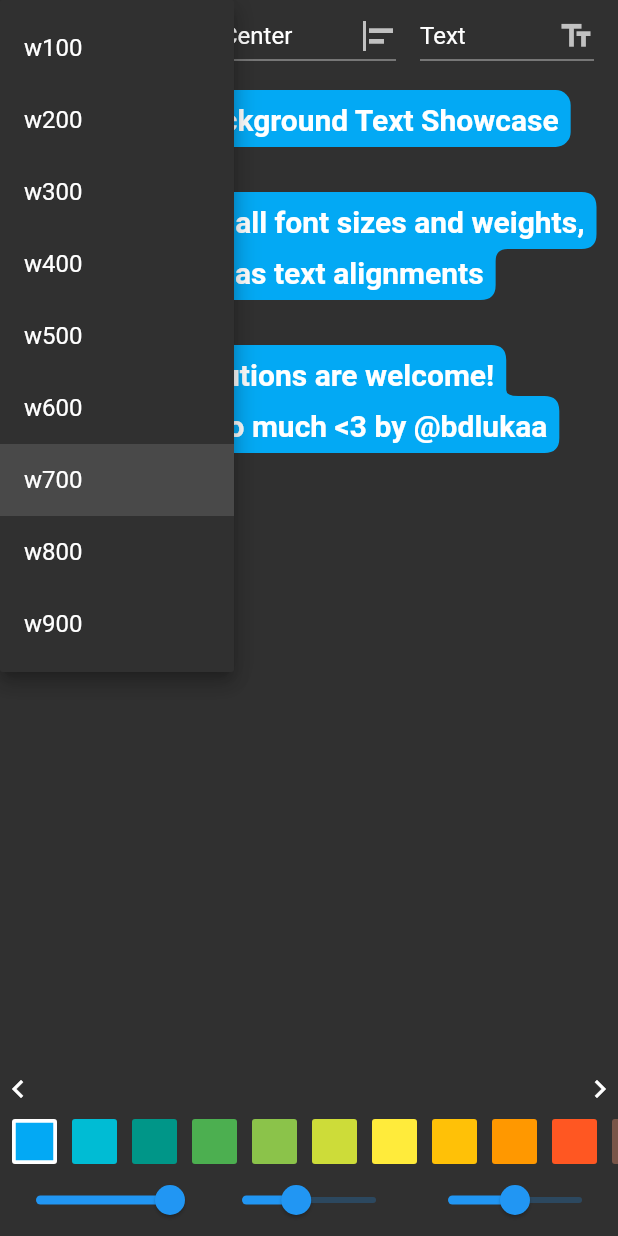
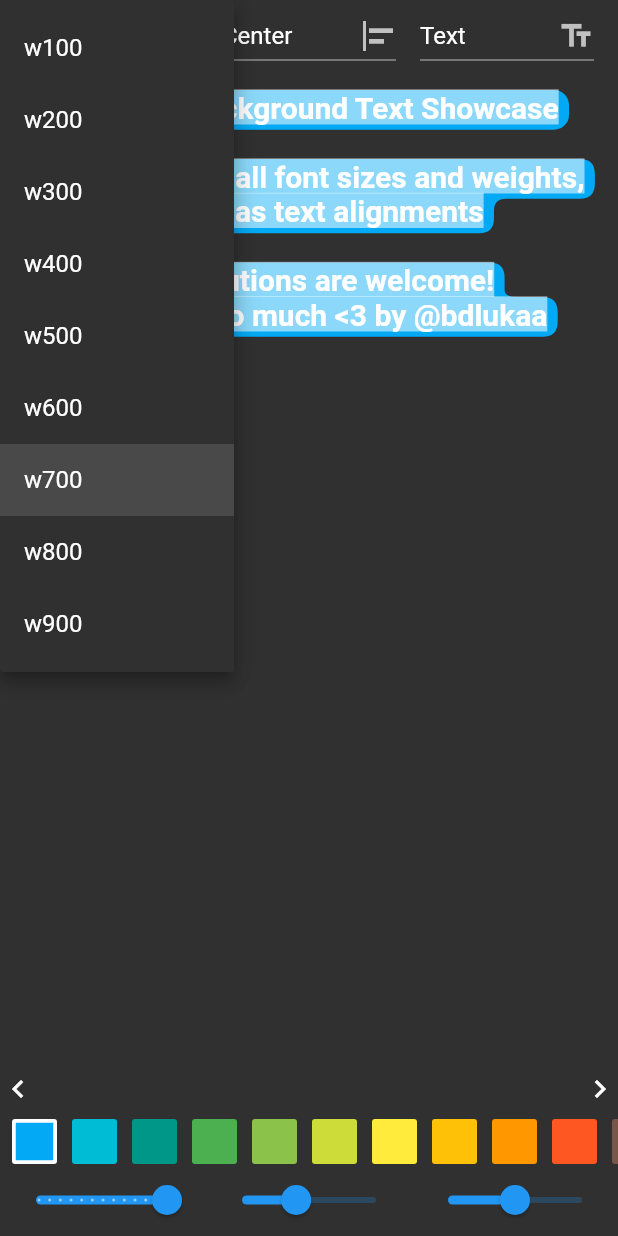
Before and after one commit to bdlukaa/rounded_background_text, a Flutter app: the screen it shows after launch, after a tap on an icon or button, on a phone screen of 412 x 824 dp. Run offline on Flutter 3.47's test engine with Material 2 defaults, Android fonts, the phone set to English and light mode, and no system bars.

Commit message:
Dynamically calculate padding for text

```diff
--- a/example/lib/main.dart
+++ b/example/lib/main.dart
@@ -174,6 +174,7 @@ Done with so much <3 by @bdlukaa''',
                             fontSize: fontSize,
                             fontWeight: fontWeight,
                             color: textColor,
+                            background: Paint()..color = Colors.white54,
                           ),
                           innerRadius: innerRadius,
                           outerRadius: outerRadius,
@@ -296,8 +297,10 @@ Done with so much <3 by @bdlukaa''',
                   child: Slider(
                     onChanged: (v) => setState(() => fontSize = v),
                     value: fontSize,
-                    min: 10,
+                    min: 8,
                     max: 20,
+                    divisions: 20 - 8,
+                    label: '${fontSize.toInt()}',
                   ),
                 ),
                 Expanded(
--- a/lib/src/rounded_background_text.dart
+++ b/lib/src/rounded_background_text.dart
@@ -16,13 +16,6 @@ Color? foregroundColor(Color? backgroundColor) {
       : backgroundColor.computeLuminance() >= 0.5
           ? Colors.black
           : Colors.white;
-}
-
-/// Calculates the line height based on [fontSize]
-double calculateHeight(double fontSize) {
-  // fontSize * x = fontSize + 14
-  // x = (fontSize + 14) / fontSize
-  return (fontSize + 14) / fontSize;
 }
 
 List<List<LineMetricsHelper>> generateLineInfosForPainter(
@@ -49,24 +42,9 @@ List<List<LineMetricsHelper>> generateLineInfosForPainter(
   return lineInfos;
 }
 
-const singleLinePadding = EdgeInsets.symmetric(horizontal: 8.0, vertical: 8.0);
-const firstLinePadding = EdgeInsets.only(
-  left: 8.0,
-  right: 8.0,
-  top: 8.0,
-  bottom: 0,
-);
-const innerLinePadding = EdgeInsets.only(
-  left: 8.0,
-  right: 8.0,
-  top: 0.0,
-  bottom: 4.0,
-);
-const lastLinePadding = EdgeInsets.only(
-  left: 8.0,
-  right: 8.0,
-  top: 0.0,
-  bottom: 4.0,
+const singleLinePadding = EdgeInsets.symmetric(
+  horizontal: 8.0,
+  vertical: 8.0,
 );
 
 /// Creates a paragraph with rounded background text
@@ -311,7 +289,6 @@ class RoundedBackgroundText extends StatelessWidget {
         style: TextStyle(
           color: foregroundColor(backgroundColor),
           leadingDistribution: TextLeadingDistribution.proportional,
-          height: calculateHeight(style.fontSize ?? 16),
           fontSize: style.fontSize ?? 16.0,
         ).merge(style),
       ),
@@ -341,15 +318,13 @@ class _TextSpanEditingController extends TextEditingController {
   final TextSpan _textSpan;
 
   @override
-  TextSpan buildTextSpan(
-      {required BuildContext context,
-      TextStyle? style,
-      required bool withComposing}) {
+  TextSpan buildTextSpan({
+    required BuildContext context,
+    TextStyle? style,
+    required bool withComposing,
+  }) {
     // This does not care about composing.
-    return TextSpan(
-      style: style,
-      children: <TextSpan>[_textSpan],
-    );
+    return TextSpan(style: style, children: <TextSpan>[_textSpan]);
   }
 
   @override
@@ -594,7 +569,8 @@ class _HighlightPainter extends CustomPainter {
 
       void drawInnerCorner(LineMetricsHelper info, [bool toLeft = true]) {
         if (toLeft) {
-          final formattedHeight = info.fullHeight - innerLinePadding.bottom;
+          final formattedHeight =
+              info.fullHeight - info.innerLinePadding.bottom;
 
           final innerFactor = (info.x - next!.x).clamp(0, this.innerFactor);
           path.lineTo(info.x, info.fullHeight - innerFactor);
@@ -614,7 +590,7 @@ class _HighlightPainter extends CustomPainter {
             iEndPoint.dy,
           );
         } else {
-          final formattedY = next!.y + innerLinePadding.bottom;
+          final formattedY = next!.y + info.innerLinePadding.bottom;
 
           final innerFactor = (next.x - info.x).clamp(0, this.innerFactor);
           path.lineTo(next.x - innerFactor, formattedY);
@@ -725,7 +701,8 @@ class _HighlightPainter extends CustomPainter {
       void drawInnerCorner(LineMetricsHelper info, [bool toRight = true]) {
         // To left
         if (!toRight) {
-          final formattedHeight = info.fullHeight - innerLinePadding.bottom;
+          final formattedHeight =
+              info.fullHeight - info.innerLinePadding.bottom;
           path.lineTo(
             info.fullWidth + innerFactor,
             formattedHeight,
@@ -747,7 +724,7 @@ class _HighlightPainter extends CustomPainter {
             endPoint.dy,
           );
         } else {
-          final formattedY = info.y + innerLinePadding.bottom;
+          final formattedY = info.y + info.innerLinePadding.bottom;
           path.lineTo(
             info.fullWidth,
             formattedY + innerFactor,
@@ -848,16 +825,35 @@ class LineMetricsHelper {
   /// Whether this line is the last line in the paragraph
   bool get isLast => metrics.lineNumber == length - 1;
 
+  late EdgeInsets firstLinePadding = EdgeInsets.only(
+    left: height * 0.3,
+    right: height * 0.3,
+    top: height * 0.3,
+    bottom: 0,
+  );
+  late EdgeInsets innerLinePadding = EdgeInsets.only(
+    left: height * 0.3,
+    right: height * 0.3,
+    top: 0.0,
+    bottom: height * 0.15,
+  );
+  late EdgeInsets lastLinePadding = EdgeInsets.only(
+    left: height * 0.3,
+    right: height * 0.3,
+    top: 0.0,
+    bottom: height * 0.15,
+  );
+
   double get x {
     if (overridenX != null) return overridenX!;
     final result = metrics.left;
 
     if (metrics.lineNumber == 0) {
-      return result - firstLinePadding.left;
+      return result - (firstLinePadding.left);
     } else if (isLast) {
-      return result - lastLinePadding.left;
+      return result - (lastLinePadding.left);
     } else {
-      return result - innerLinePadding.left;
+      return result - (innerLinePadding.left);
     }
   }
 
@@ -866,9 +862,9 @@ class LineMetricsHelper {
     if (metrics.lineNumber == 0) {
       // return result - firstLinePadding.top;
     } else if (isLast) {
-      return result + lastLinePadding.top / 2;
+      return result + (lastLinePadding.top / 2);
     } else {
-      return result - innerLinePadding.top;
+      return result - (innerLinePadding.top);
     }
     return result;
   }
@@ -879,11 +875,11 @@ class LineMetricsHelper {
 
     if (!isEmpty) {
       if (metrics.lineNumber == 0) {
-        return result + firstLinePadding.left;
+        return result + (firstLinePadding.left);
       } else if (isLast) {
-        return result + lastLinePadding.left;
+        return result + (lastLinePadding.left);
       } else {
-        return result + innerLinePadding.left;
+        return result + (innerLinePadding.left);
       }
     }
     return x + metrics.width;
@@ -894,9 +890,9 @@ class LineMetricsHelper {
     final result = y + height;
 
     if (isLast) {
-      return result + lastLinePadding.bottom;
+      return result + (lastLinePadding.bottom);
     } else {
-      return result + innerLinePadding.bottom;
+      return result + (innerLinePadding.bottom);
     }
   }
 
@@ -906,11 +902,11 @@ class LineMetricsHelper {
     final result = metrics.width;
 
     if (metrics.lineNumber == 0) {
-      return result + firstLinePadding.right;
+      return result + (firstLinePadding.right);
     } else if (isLast) {
-      return result + lastLinePadding.right;
+      return result + (lastLinePadding.right);
     } else {
-      return result + innerLinePadding.right;
+      return result + (innerLinePadding.right);
     }
   }
 
--- a/lib/src/rounded_background_text_field.dart
+++ b/lib/src/rounded_background_text_field.dart
@@ -473,7 +473,7 @@ class _RoundedBackgroundTextFieldState
             style: (widget.hintStyle ?? TextStyle(color: theme.hintColor))
                 .copyWith(
               fontSize: fontSize,
-              height: calculateHeight(fontSize),
+              // height: calculateHeight(fontSize),
             ),
             textAlign: widget.textAlign,
             maxLines: widget.maxLines,
@@ -492,7 +492,7 @@ class _RoundedBackgroundTextFieldState
               // color: Colors.transparent,
               // color: Colors.amber,
               fontSize: fontSize,
-              height: calculateHeight(fontSize),
+              // height: calculateHeight(fontSize),
               leadingDistribution: TextLeadingDistribution.proportional,
             ),
             textAlign: widget.textAlign,
```
